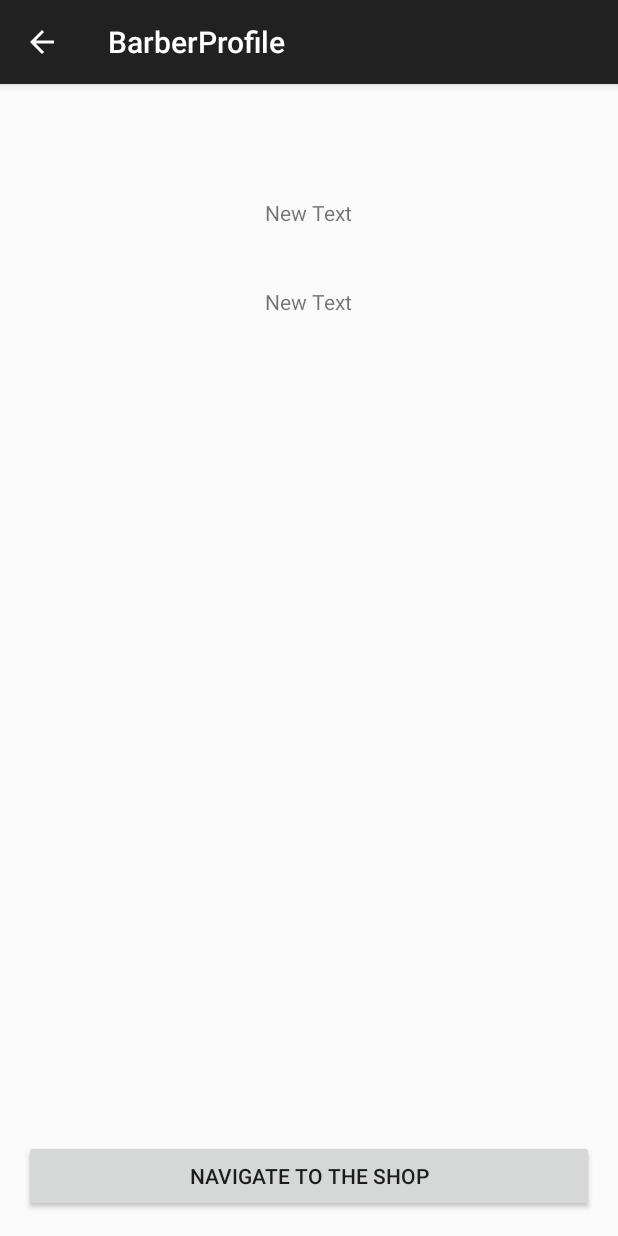
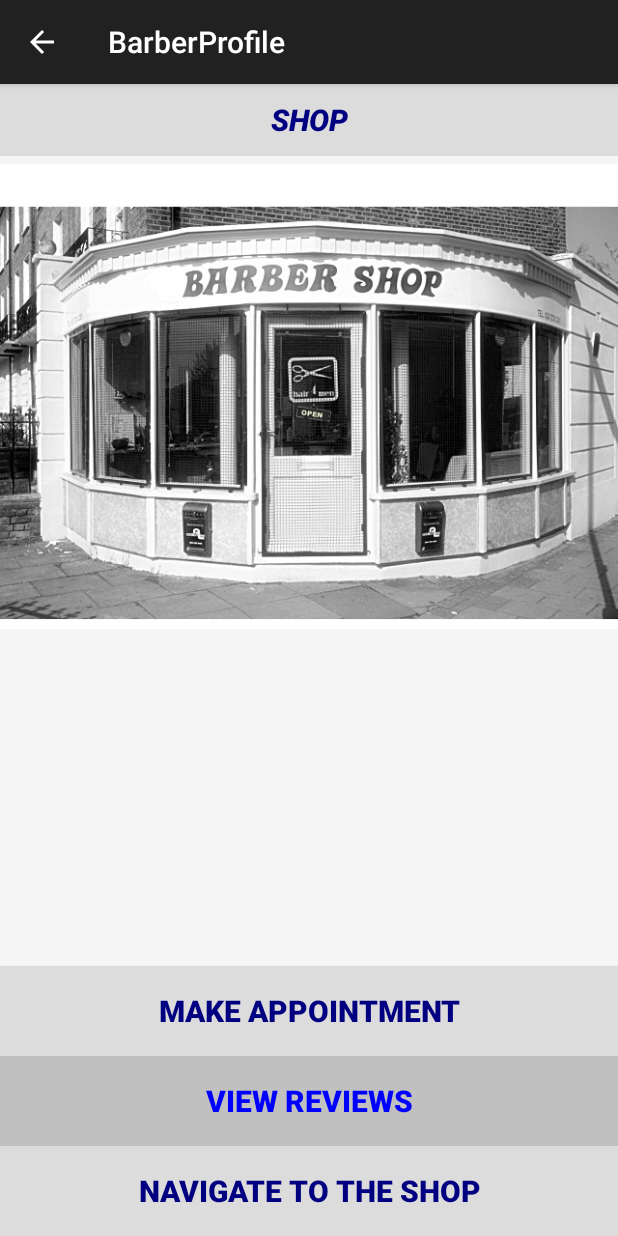
Before and after one commit to sakshyamdahal/live-chair-android, an Android app: the BarberProfile screen opened directly, with no data from a screen before it, on a phone screen of 412 x 824 dp. Run offline under Robolectric (Android 15) with nearby library versions, the phone set to English and light mode, and no system bars; 5 statements that could not run were skipped.

Commit message:
finishing the app with google calender appointment

```diff
--- a/app/src/main/AndroidManifest.xml
+++ b/app/src/main/AndroidManifest.xml
@@ -4,6 +4,8 @@
 
     <uses-permission android:name="android.permission.INTERNET" />
     <uses-permission android:name="android.permission.ACCESS_NETWORK_STATE" />
+    <uses-permission android:name="android.permission.READ_CALENDAR" />
+    <uses-permission android:name="android.permission.WRITE_CALENDAR" />
 
     <application
         android:allowBackup="true"
--- a/app/src/main/java/claflin/livechair/com/livechair/BarberListActivity.java
+++ b/app/src/main/java/claflin/livechair/com/livechair/BarberListActivity.java
@@ -91,7 +91,7 @@ public class BarberListActivity extends ListActivity {
         // start the BarberProfile Intent
         Intent barberProf = new Intent(BarberListActivity.this, BarberProfile.class);
         barberProf.putExtra("id", barberId);
-
+        Log.i("profile id ", barberId + "");
         startActivity(barberProf);
 
 
--- a/app/src/main/java/claflin/livechair/com/livechair/BarberProfile.java
+++ b/app/src/main/java/claflin/livechair/com/livechair/BarberProfile.java
@@ -1,21 +1,18 @@
 package claflin.livechair.com.livechair;
 
+import android.content.ContentUris;
 import android.content.Context;
 import android.content.Intent;
-import android.graphics.Bitmap;
-import android.graphics.BitmapFactory;
-import android.graphics.drawable.Drawable;
 import android.net.ConnectivityManager;
 import android.net.NetworkInfo;
 import android.net.Uri;
 import android.os.AsyncTask;
+import android.provider.CalendarContract;
 import android.support.v7.app.ActionBarActivity;
 import android.os.Bundle;
 import android.util.Log;
 import android.view.View;
 import android.widget.Button;
-import android.widget.ImageView;
-import android.widget.TextView;
 import android.widget.Toast;
 
 import org.json.JSONException;
@@ -28,6 +25,7 @@ import java.io.InputStreamReader;
 import java.net.HttpURLConnection;
 import java.net.MalformedURLException;
 import java.net.URL;
+import java.util.Calendar;
 
 
 public class BarberProfile extends ActionBarActivity {
@@ -35,29 +33,36 @@ public class BarberProfile extends ActionBarActivity {
     public String TAG = ActionBarActivity.class.getSimpleName();
     protected JSONObject barber;
     int barberProfileId;
-    Drawable d;
+    // Drawable d;
 
-    private ImageView barberImage;
-    private TextView barberName;
-    private TextView barberPhone;
-    private TextView barberAddress;
+   // private ImageView barberImage;
+    private Button barberName;
+//    private TextView barberPhone;
+    //private TextView barberAddress;
+    private String barberAddress = "";
     private Button googleMapNavigate;
+    private Button reviews;
+    private Button makeAppointments;
 
     @Override
     protected void onCreate(Bundle savedInstanceState) {
         super.onCreate(savedInstanceState);
         setContentView(R.layout.activity_barber_profile);
 
-        barberImage = (ImageView) findViewById(R.id.barber_image);
-        barberName = (TextView) findViewById(R.id.barber_name);
-        barberPhone = (TextView) findViewById(R.id.barber_phone);
-        barberAddress = (TextView) findViewById(R.id.barber_address);
+        // barberImage = (ImageView) findViewById(R.id.barber_image);
+        barberName = (Button) findViewById(R.id.shop_name_button);
+        // barberPhone = (TextView) findViewById(R.id.barber_phone);
+        //barberAddress = (TextView) findViewById(R.id.barber_address);
         googleMapNavigate = (Button) findViewById(R.id.navigate_button);
+        reviews = (Button) findViewById(R.id.review_button);
+        makeAppointments = (Button) findViewById(R.id.appointment_button);
+
 
         Intent intent = getIntent();
         barberProfileId = intent.getIntExtra("id", -1);
+        Log.i("barber profile id ", barberProfileId + "");
 
-        Toast.makeText(this, barberProfileId + "", Toast.LENGTH_SHORT);
+        // Toast.makeText(this, barberProfileId + "", Toast.LENGTH_SHORT);
 
 //      Log.i("activity", idValue + "");
 
@@ -67,25 +72,64 @@ public class BarberProfile extends ActionBarActivity {
 
         }
 
-        googleMapNavigate.setOnClickListener(new View.OnClickListener() {
+//        makeAppointments.setOnClickListener(new View.OnClickListener() {
+//            @Override
+//            public void onClick(View v) {
+//                Toast.makeText(BarberProfile.this, "Appointment made!!", Toast.LENGTH_LONG);
+//
+//            }
+//        });
+
+        makeAppointments.setOnClickListener(new View.OnClickListener() {
             @Override
             public void onClick(View v) {
-                if (barberAddress.getText() != null)
-                {
-                    String[] addressArr = barberAddress.getText().toString().split(" ");
-                    String address = "";
-                    for (int i = 0; i < addressArr.length; i++)
-                        address += addressArr[i]+"+";
-
-                    //https://www.google.com/maps/place/400+Magnolia+St,+Orangeburg,+SC+29115/@33.4990214,-80.854211,17z/data=!3m1!4b1!4m2!3m1!1s0x88f8d4fdebd176e3:0x49f8c1a22dce3683
-                    Intent mapActivity = new Intent(Intent.ACTION_VIEW, Uri.parse("google.navigation:q=" + address ));
-                    startActivity(mapActivity);
-                }
+                Calendar beginTime = Calendar.getInstance();
+                beginTime.set(2012, 0, 19, 7, 30);
+                Calendar endTime = Calendar.getInstance();
+                endTime.set(2012, 0, 19, 8, 30);
+                Intent intent = new Intent(Intent.ACTION_INSERT)
+                        .setData(CalendarContract.Events.CONTENT_URI)
+                        .putExtra(CalendarContract.EXTRA_EVENT_BEGIN_TIME, beginTime.getTimeInMillis())
+                        .putExtra(CalendarContract.EXTRA_EVENT_END_TIME, endTime.getTimeInMillis())
+                        .putExtra(CalendarContract.Events.TITLE, "Haircut appointment")
+                        .putExtra(CalendarContract.Events.DESCRIPTION, "Haircut appointment with" + barberName.getText().toString())
+                        .putExtra(CalendarContract.Events.EVENT_LOCATION, barberName.getText().toString() + "'s Barber Shop")
+                        .putExtra(CalendarContract.Events.AVAILABILITY, CalendarContract.Events.AVAILABILITY_BUSY)
+                        .putExtra(Intent.EXTRA_EMAIL, barberName.getText().toString() + "@gmail.com");
+                startActivity(intent);
             }
         });
 
 
+        googleMapNavigate.setOnClickListener(new View.OnClickListener() {
+            @Override
+            public void onClick(View v) {
+
+                String[] addressArr = barberAddress.split(" ");
+                String address = "";
+                for (int i = 0; i < addressArr.length; i++)
+                    address += addressArr[i] + "+";
+
+                //https://www.google.com/maps/place/400+Magnolia+St,+Orangeburg,+SC+29115/@33.4990214,-80.854211,17z/data=!3m1!4b1!4m2!3m1!1s0x88f8d4fdebd176e3:0x49f8c1a22dce3683
+                Intent mapActivity = new Intent(Intent.ACTION_VIEW, Uri.parse("google.navigation:q=" + address));
+                startActivity(mapActivity);
+            }
+
+        });
+
     }
+
+
+
+
+
+
+
+
+
+
+
+
 
 
     private boolean networkIsAvailable() {
@@ -112,50 +156,51 @@ public class BarberProfile extends ActionBarActivity {
 
 
          barberName.setText(barberDes.getString("shop_name"));
-         barberPhone.setText(barberDes.getString("phone"));
+        // barberPhone.setText(barberDes.getString("phone"));
 
         String complete_address = barberDes.getString("address") + " " + barberDes.getString("city") + " "
                 + barberDes.getString("state") + " " + barberDes.getString("zip");
 
-        barberAddress.setText(complete_address);
+        //barberAddress.setText(complete_address);
+        barberAddress = complete_address;
 
         //Log.i("imageUrl" , " " + imageUrl );
 
-        if (networkIsAvailable())
-        {
-            DownloadImageTask getImage = new DownloadImageTask(barberImage);
-            getImage.execute("https://fathomless-temple-1065.herokuapp.com" + barberDes.getString("avatar"));
-        }
+//        if (networkIsAvailable())
+//        {
+//            DownloadImageTask getImage = new DownloadImageTask(barberImage);
+//            getImage.execute("https://fathomless-temple-1065.herokuapp.com" + barberDes.getString("avatar"));
+//        }
 
 
     }
 
-    private class DownloadImageTask extends AsyncTask<String, Void, Bitmap> {
-        ImageView bmImage;
-
-        public DownloadImageTask(ImageView bmImage) {
-            this.bmImage = bmImage;
-        }
-
-        protected Bitmap doInBackground(String... urls) {
-            String urldisplay = urls[0];
-            Bitmap mIcon11 = null;
-            try {
-                InputStream in = new java.net.URL(urldisplay).openStream();
-                mIcon11 = BitmapFactory.decodeStream(in);
-            } catch (Exception e) {
-                Log.e("Error", e.getMessage());
-                e.printStackTrace();
-            }
-            return mIcon11;
-        }
-
-        protected void onPostExecute(Bitmap result) {
-            bmImage.setImageBitmap(result);
-        }
-
-
-    }
+//    private class DownloadImageTask extends AsyncTask<String, Void, Bitmap> {
+//        ImageView bmImage;
+//
+//        public DownloadImageTask(ImageView bmImage) {
+//            this.bmImage = bmImage;
+//        }
+//
+//        protected Bitmap doInBackground(String... urls) {
+//            String urldisplay = urls[0];
+//            Bitmap mIcon11 = null;
+//            try {
+//                InputStream in = new java.net.URL(urldisplay).openStream();
+//                mIcon11 = BitmapFactory.decodeStream(in);
+//            } catch (Exception e) {
+//                Log.e("Error", e.getMessage());
+//                e.printStackTrace();
+//            }
+//            return mIcon11;
+//        }
+//
+//        protected void onPostExecute(Bitmap result) {
+//            bmImage.setImageBitmap(result);
+//        }
+//
+//
+//    }
 
     // data given, progress data and return data from background operation
     class GetBarberProfile extends AsyncTask<Object, Void, JSONObject> {
--- a/app/src/main/res/layout/activity_barber_profile.xml
+++ b/app/src/main/res/layout/activity_barber_profile.xml
@@ -2,52 +2,69 @@
                 xmlns:tools="http://schemas.android.com/tools"
                 android:layout_width="match_parent"
                 android:layout_height="match_parent"
-                android:paddingLeft="@dimen/activity_horizontal_margin"
-                android:paddingRight="@dimen/activity_horizontal_margin"
-                android:paddingTop="@dimen/activity_vertical_margin"
-                android:paddingBottom="@dimen/activity_vertical_margin"
-                tools:context="claflin.livechair.com.livechair.BarberProfile">
+                tools:context="claflin.livechair.com.livechair.BarberProfile"
+                android:background="#F5F5F5">
 
-    <ImageView
+    <Button
         android:layout_width="match_parent"
-        android:layout_height="wrap_content"
-        android:id="@+id/barber_image"
-        android:layout_alignParentTop="true"
+        android:layout_height="60dp"
+        android:text="Navigate to the shop"
+        android:id="@+id/navigate_button"
+        android:layout_alignParentBottom="true"
         android:layout_centerHorizontal="true"
-        android:layout_margin="20dp"/>
-
-    <TextView
-        android:layout_width="wrap_content"
-        android:layout_height="wrap_content"
-        android:text="New Text"
-        android:id="@+id/barber_name"
-        android:layout_below="@+id/barber_image"
-        android:layout_centerHorizontal="true"
-        android:layout_margin="20dp"/>
-
-    <TextView
-        android:layout_width="wrap_content"
-        android:layout_height="wrap_content"
-        android:text="New Text"
-        android:id="@+id/barber_phone"
-        android:layout_below="@+id/barber_name"
-        android:layout_centerHorizontal="true"
-        android:layout_margin="20dp"/>
-
-    <TextView
-        android:layout_width="wrap_content"
-        android:layout_height="wrap_content"
-        android:text="New Text"
-        android:id="@+id/barber_address"
-        android:layout_below="@+id/barber_name"
-        android:layout_centerHorizontal="true"
-        android:layout_margin="80dp"/>
+        android:textSize="20dp"
+        android:background="#DCDCDC"
+        android:textColor="#000080"
+        android:textStyle="bold"/>
 
     <Button
         android:layout_width="match_parent"
         android:layout_height="wrap_content"
-        android:text="Navigate to the shop"
-        android:id="@+id/navigate_button"
-        android:layout_alignParentBottom="true"
-        android:layout_centerHorizontal="true"/>
+        android:enabled="false"
+        android:id="@+id/shop_name_button"
+        android:layout_alignParentTop="true"
+        android:layout_alignParentLeft="true"
+        android:layout_alignParentStart="true"
+        android:gravity="center_horizontal|fill_vertical"
+        android:text="SHOP"
+        android:textSize="20dp"
+        android:background="#DCDCDC"
+        android:textColor="#000080"
+        android:textStyle="bold|italic"/>
+
+    <Button
+        android:layout_width="match_parent"
+        android:layout_height="60dp"
+        android:text="View Reviews"
+        android:id="@+id/review_button"
+        android:layout_above="@+id/navigate_button"
+        android:layout_alignLeft="@+id/navigate_button"
+        android:layout_alignStart="@+id/navigate_button"
+        android:textSize="20dp"
+        android:background="#C0C0C0"
+        android:textStyle="bold"
+        android:textColor="#0000FF"/>
+
+    <ImageView
+        android:layout_width="wrap_content"
+        android:layout_height="wrap_content"
+        android:id="@+id/imageView3"
+        android:src="@drawable/barbershop"
+        android:layout_alignLeft="@+id/shop_name_button"
+        android:layout_alignStart="@+id/shop_name_button"
+        android:layout_below="@+id/shop_name_button"/>
+
+    <Button
+        android:layout_width="match_parent"
+        android:layout_height="60dp"
+        android:text="Make Appointment"
+        android:id="@+id/appointment_button"
+        android:layout_above="@+id/review_button"
+        android:layout_alignLeft="@+id/review_button"
+        android:layout_alignStart="@+id/review_button"
+        android:textColor="#000080"
+        android:textSize="20dp"
+        android:textStyle="bold"
+        android:background="#DCDCDC"/>
+
 </RelativeLayout>
```
Also changed, not shown: app/src/main/res/drawable-hdpi/barbershop.jpg (added).
